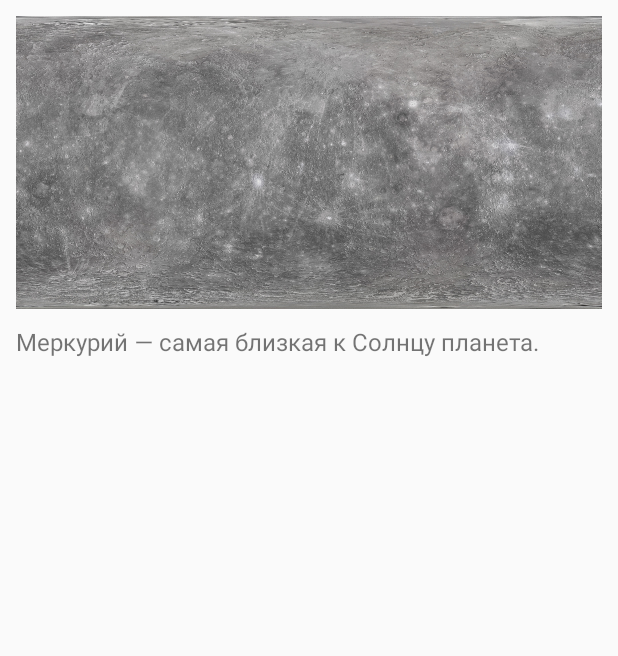
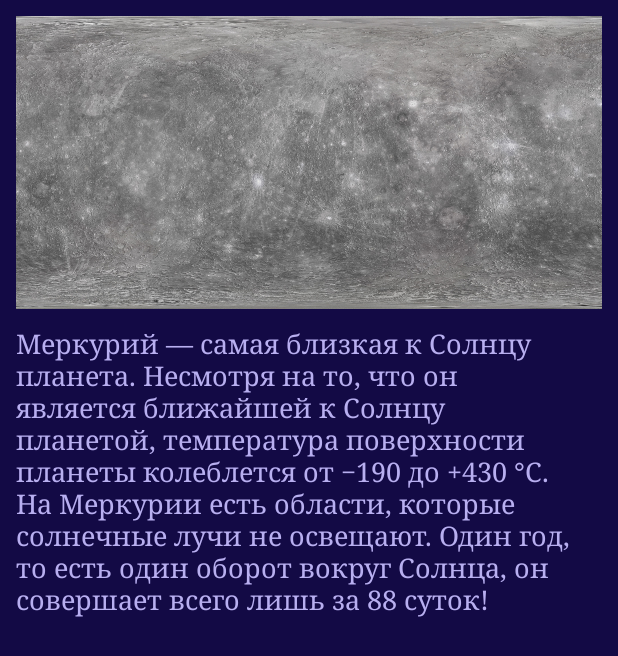
Before and after one commit to KenGuru852/AstroBook, an Android app built with Jetpack Compose: the OpenGLActivity screen opened directly, with no data from a screen before it, after a tap on "ИНФОРМАЦИЯ", on a phone screen of 412 x 824 dp. Shown: the top 656 px of the screen. Run offline under Robolectric (Android 15) with nearby library versions, the phone set to English and light mode, and no system bars.

Commit message:
adding a description of each planet, changing the color and text of the buttons, the color of the text and background in the directory

```diff
--- a/app/src/main/java/com/example/astrobook/MoonRenderer.kt
+++ b/app/src/main/java/com/example/astrobook/MoonRenderer.kt
@@ -15,7 +15,7 @@ class MoonRenderer(private val context: Context) : GLSurfaceView.Renderer {
     private val viewMatrix = FloatArray(16)
     private val mvpMatrix = FloatArray(16)
     private val mvMatrix = FloatArray(16)
-    private val lightPos = floatArrayOf(5.0f, 5.0f, 0f) // Позиция источника света
+    private val lightPos = floatArrayOf(0f, 0f, 10f) // Позиция источника света
     private lateinit var lightSphere: TexturedSphere
 
     override fun onSurfaceCreated(gl: GL10?, config: EGLConfig?) {
@@ -28,8 +28,8 @@ class MoonRenderer(private val context: Context) : GLSurfaceView.Renderer {
         moon.loadTexture(R.drawable.moon)
 
         // Инициализация лампы
-        lightSphere = TexturedSphere(context, 0.1f, 10, 10)
-        lightSphere.loadTexture(R.drawable.lamp) // Загрузка текстуры для лампы
+        //lightSphere = TexturedSphere(context, 0.5f, 20, 10)
+        //lightSphere.loadTexture(R.drawable.lamp) // Загрузка текстуры для лампы
     }
 
     override fun onDrawFrame(gl: GL10?) {
@@ -43,11 +43,11 @@ class MoonRenderer(private val context: Context) : GLSurfaceView.Renderer {
         moon.draw(mvpMatrix)
 
         // Отрисовка лампы
-        val lightMvpMatrix = FloatArray(16)
-        Matrix.setIdentityM(lightMvpMatrix, 0)
-        Matrix.translateM(lightMvpMatrix, 0, lightPos[0], lightPos[1], lightPos[2])
-        Matrix.multiplyMM(lightMvpMatrix, 0, mvpMatrix, 0, lightMvpMatrix, 0)
-        lightSphere.draw(lightMvpMatrix)
+        //val lightMvpMatrix = FloatArray(16)
+        //Matrix.setIdentityM(lightMvpMatrix, 0)
+        //Matrix.translateM(lightMvpMatrix, 0, lightPos[0], lightPos[1], lightPos[2])
+        //Matrix.multiplyMM(lightMvpMatrix, 0, mvpMatrix, 0, lightMvpMatrix, 0)
+        //lightSphere.draw(lightMvpMatrix)
 
     }
     override fun onSurfaceChanged(gl: GL10?, width: Int, height: Int) {
--- a/app/src/main/java/com/example/astrobook/OpenGLActivity.kt
+++ b/app/src/main/java/com/example/astrobook/OpenGLActivity.kt
@@ -1,5 +1,6 @@
 package com.example.astrobook
 
+import android.annotation.SuppressLint
 import android.app.Activity
 import android.opengl.GLSurfaceView
 import android.os.Bundle
@@ -8,12 +9,14 @@ import android.view.View
 import android.widget.Button
 import android.widget.FrameLayout
 import android.widget.LinearLayout
+import androidx.compose.ui.graphics.Color
 
 class OpenGLActivity : Activity() {
 
     private lateinit var glSurfaceView: GLSurfaceView
     private lateinit var renderer: OpenGLRenderer
 
+    @SuppressLint("ResourceAsColor")
     override fun onCreate(savedInstanceState: Bundle?) {
         super.onCreate(savedInstanceState)
 
@@ -43,14 +46,19 @@ class OpenGLActivity : Activity() {
             ).apply {
                 gravity = Gravity.BOTTOM or Gravity.START
                 setMargins(16, 0, 0, 16)
+                setTextColor(R.color.space_button_text)
             }
             setOnClickListener {
                 renderer.selectPreviousPlanet()
             }
+            setBackgroundColor(resources.getColor(R.color.space_button))
+            setTextColor(resources.getColor(R.color.space_button_text))
+
         }
 
         val buttonRight = Button(this).apply {
             text = "Вправо"
+            setTextColor(R.color.space_button_text)
             layoutParams = FrameLayout.LayoutParams(
                 FrameLayout.LayoutParams.WRAP_CONTENT,
                 FrameLayout.LayoutParams.WRAP_CONTENT
@@ -61,6 +69,9 @@ class OpenGLActivity : Activity() {
             setOnClickListener {
                 renderer.selectNextPlanet()
             }
+            setBackgroundColor(resources.getColor(R.color.space_button))
+            setTextColor(resources.getColor(R.color.space_button_text))
+
         }
 
         val buttonInfo = Button(this).apply {
@@ -75,6 +86,8 @@ class OpenGLActivity : Activity() {
             setOnClickListener {
                 renderer.showPlanetInfo()
             }
+            setBackgroundColor(resources.getColor(R.color.space_button))
+            setTextColor(resources.getColor(R.color.space_button_text))
         }
 
         // Добавляем кнопки в контейнер
--- a/app/src/main/java/com/example/astrobook/OpenGLRenderer.kt
+++ b/app/src/main/java/com/example/astrobook/OpenGLRenderer.kt
@@ -52,8 +52,8 @@ class OpenGLRenderer(private val context: Context) : GLSurfaceView.Renderer {
         0.7f,   // Марс
         1.1f,   // Юпитер
         1.0f,   // Сатурн
-        0.9f,   // Уран
-        0.8f    // Нептун
+        0.8f,   // Уран
+        0.9f    // Нептун
     )
 
     private var selectedPlanetIndex = 0
@@ -150,8 +150,8 @@ class OpenGLRenderer(private val context: Context) : GLSurfaceView.Renderer {
         drawPlanetWithCube(mars, planetRotations[3], planetDistances[3], angleX, 0f, planetScales[3], 3)
         drawPlanetWithCube(saturn, planetRotations[4], planetDistances[5], angleX, 0f, planetScales[4], 5)
         drawPlanetWithCube(jupiter, planetRotations[5], planetDistances[4], angleX, 0f, planetScales[5], 4)
-        drawPlanetWithCube(neptune, planetRotations[6], planetDistances[6], angleX, 0f, planetScales[6], 6)
-        drawPlanetWithCube(uranus, -planetRotations[7], planetDistances[7], angleX, 0f, planetScales[7], 7)
+        drawPlanetWithCube(uranus, -planetRotations[6], planetDistances[6], angleX, 0f, planetScales[6], 6)
+        drawPlanetWithCube(neptune, planetRotations[7], planetDistances[7], angleX, 0f, planetScales[7], 7)
 
         // Отрисовка Солнца
         val sunMatrix = FloatArray(16)
@@ -203,6 +203,8 @@ class OpenGLRenderer(private val context: Context) : GLSurfaceView.Renderer {
 
             // Масштабирование куба
             Matrix.scaleM(cubeMatrix, 0, 1f, 1f, 1f) // Уменьшение размера куба
+
+            Matrix.rotateM(cubeMatrix, 0, angle * 1f, 0f, 1f, 1f)
 
             // Отрисовка куба
             val cube = Cube(context)
--- a/app/src/main/java/com/example/astrobook/PlanetInfoActivity.kt
+++ b/app/src/main/java/com/example/astrobook/PlanetInfoActivity.kt
@@ -2,12 +2,14 @@
 package com.example.astrobook
 
 import android.app.Activity
+import android.graphics.Typeface
 import android.os.Bundle
 import android.view.ViewGroup
 import android.widget.ImageView
 import android.widget.LinearLayout
 import android.widget.TextView
 import androidx.appcompat.app.AppCompatActivity
+import androidx.core.content.ContextCompat
 
 class PlanetInfoActivity : Activity() {
     override fun onCreate(savedInstanceState: Bundle?) {
@@ -24,6 +26,7 @@ class PlanetInfoActivity : Activity() {
                 ViewGroup.LayoutParams.MATCH_PARENT
             )
             setPadding(16, 16, 16, 16)
+            setBackgroundColor(ContextCompat.getColor(this@PlanetInfoActivity, R.color.space_background))
         }
 
         // Создаем ImageView для изображения планеты
@@ -43,7 +46,9 @@ class PlanetInfoActivity : Activity() {
                 ViewGroup.LayoutParams.WRAP_CONTENT
             )
             setPadding(0, 16, 0, 0)
-            textSize = 16f
+            textSize = 18f
+            typeface = Typeface.SERIF
+            setTextColor(ContextCompat.getColor(this@PlanetInfoActivity, R.color.space_text))
         }
 
         // Устанавливаем изображение и описание в зависимости от индекса планеты
--- a/app/src/main/res/values/colors.xml
+++ b/app/src/main/res/values/colors.xml
@@ -7,4 +7,8 @@
     <color name="teal_700">#FF018786</color>
     <color name="black">#FF000000</color>
     <color name="white">#FFFFFFFF</color>
+    <color name="space_text">#b8aff0</color>
+    <color name="space_background">#130a45</color>
+    <color name="space_button">#5d17ed</color>
+    <color name="space_button_text">#e9ed8d</color>
 </resources>
--- a/app/src/main/res/values/strings.xml
+++ b/app/src/main/res/values/strings.xml
@@ -1,11 +1,66 @@
 <resources>
     <string name="app_name">AstroBook</string>
-    <string name="mercury_description">Меркурий — самая близкая к Солнцу планета.</string>
-    <string name="venus_description">Венера — вторая планета от Солнца.</string>
-    <string name="earth_description">Земля — третья планета от Солнца.</string>
-    <string name="mars_description">Марс — четвертая планета от Солнца.</string>
-    <string name="jupiter_description">Юпитер — пятая планета от Солнца.</string>
-    <string name="saturn_description">Сатурн — шестая планета от Солнца.</string>
-    <string name="uranus_description">Уран — седьмая планета от Солнца.</string>
-    <string name="neptune_description">Нептун — восьмая планета от Солнца.</string>
+
+    <string name="mercury_description">
+    Меркурий — самая близкая к Солнцу планета.
+    Несмотря на то, что он является ближайшей к Солнцу планетой, температура поверхности планеты колеблется от −190 до +430 °C.
+    На Меркурии есть области, которые солнечные лучи не освещают.
+    Один год, то есть один оборот вокруг Солнца, он совершает всего лишь за 88 суток!
+    </string>
+
+    <string name="venus_description">
+        Венера — вторая планета от Солнца.
+        Венера дальше от Солнца, но ее укрывают облака.
+        Здесь их очень много!
+        Представьте: если вы окажетесь на Венере и посмотрите в небо, то никогда не увидите ни Солнца, ни звёзд, только сплошные облака.
+        И они создают «парниковый эффект».
+        Температура на Венере +500°С — это очень жарко!
+        В этих облаках сверкают молнии и идут кислотные дожди.
+    </string>
+
+    <string name="earth_description">
+        Земля — третья планета от Солнца. На ней живут люди :)
+    </string>
+
+    <string name="mars_description">
+        Марс — четвертая планета от Солнца.
+        Некоторые думают, что Марс красный, потому что там жарко.
+        Но он находится дальше от Солнца, здесь холодно: обычно -60°С!
+        Тогда почему он покраснел? Дело в том, что Марс ржавый!
+        На планете каждый камушек и каждая песчинка покрыта ржавой пылью.
+        У Марса есть два спутника — Фобос и Деймос — Страх и Ужас.
+        Марс назвали именем бога войны, а войну сопровождают страх и ужас.
+    </string>
+
+    <string name="jupiter_description">
+        Юпитер — пятая планета от Солнца.
+        Самая большая планета!
+        Имеет самыую мощную силу притяжения!
+        Вращается планета быстро, сутки здесь длятся всего 10 часов.
+        Разные слои атмосферы быстро перемещаются, образуются встречные потоки, они закручиваются в вихри и ураганы, которых в атмосфере Юпитера очень много.
+        Самый знаменитый — это Большое красное пятно.
+        Огромный и страшный ураган, который в 2 раза больше нашей планеты Земля.
+    </string>
+
+    <string name="saturn_description">
+        Сатурн — шестая планета от Солнца.
+        Знаменит он своими красивыми кольцами, которые астроном Галилео Галилей назвал «ушами планеты».
+        Кольца состоят из каменных и ледяных глыб.
+        у Сатурна самое большое количество спутников — 82.
+    </string>
+
+    <string name="uranus_description">
+        Уран — седьмая планета от Солнца.
+        В атмосфере этой планеты есть особенный газ — метан, который окрашивает его в голубовато-синий цвет.
+        Уран необычная планета, он словно лежит на боку.
+        Ось этой планеты горизонтальная, поэтому Уран как колесо вращается вокруг Солнца.
+        Это самая холодная планета Солнечной системы, температура здесь целых -220°С.
+    </string>
+
+    <string name="neptune_description">
+        Нептун — восьмая планета от Солнца.
+        В атмосфере этой планеты есть особенный газ — метан, который окрашивает его в синий цвет.
+        На Нептуне температура -200°С. Эта планета с самой плохой погодой.
+        Здесь дуют самые сильные ветра и бушуют самые страшные ураганы.
+    </string>
 </resources>
```
Also changed, not shown: 1 other file.
